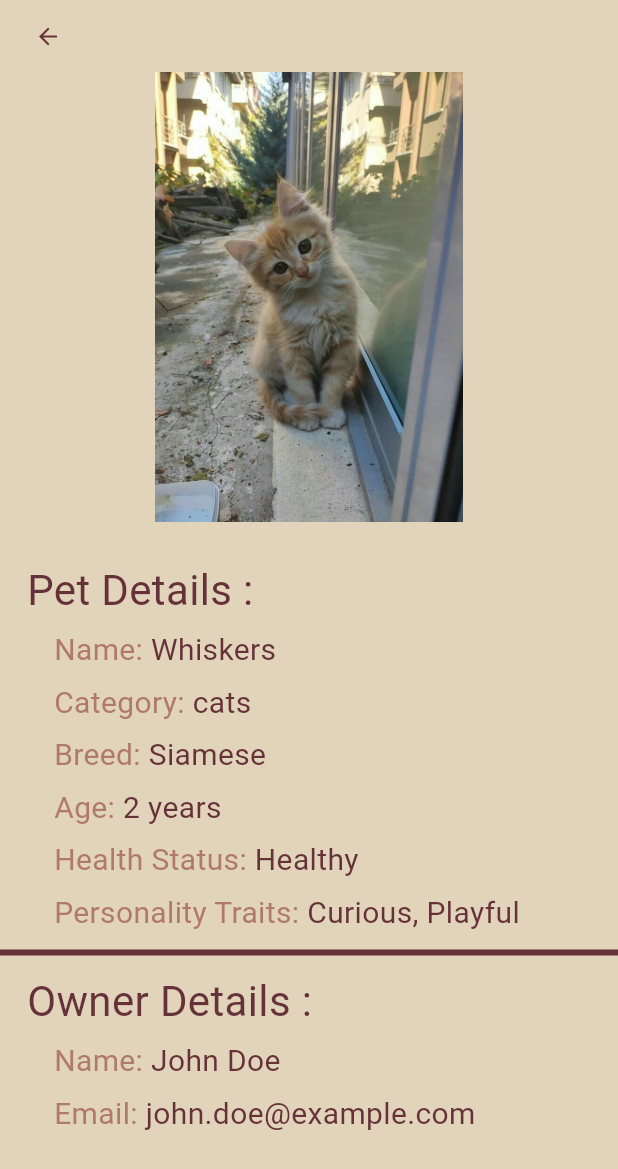
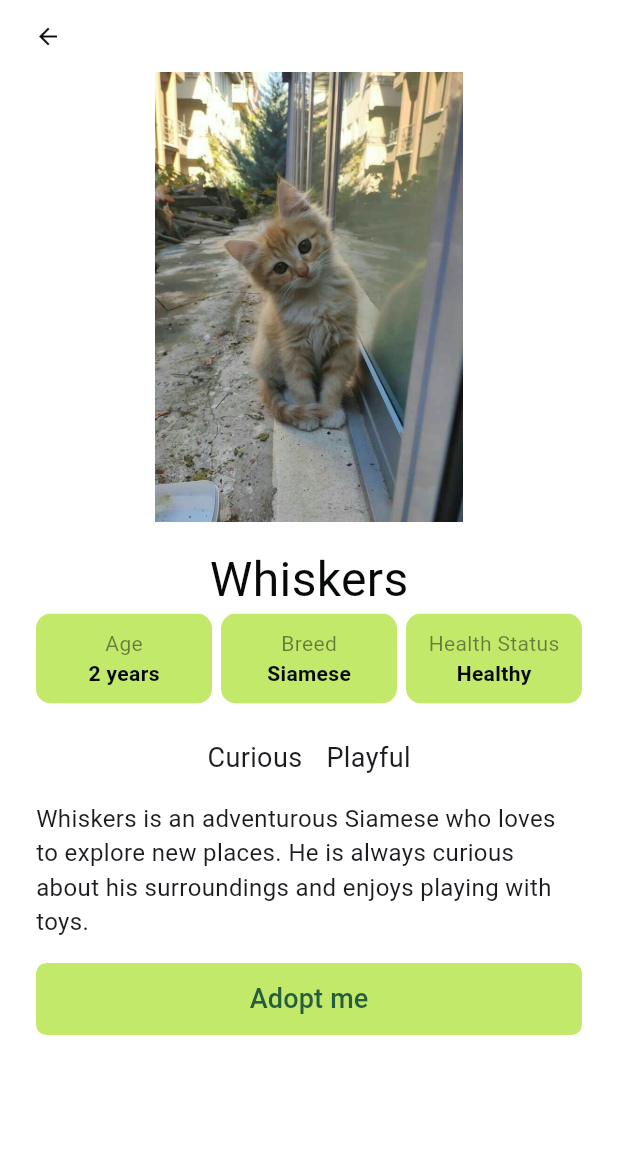
Before and after one commit to zaid223r/pet-adoption, a Flutter app: the Petspage screen opened directly, after a tap on "More details", on a phone screen of 412 x 824 dp. Shown: the top 1169 px of the screen. Run offline on Flutter 3.47's test engine with Material 3 defaults, Android fonts, the phone set to English and light mode, and no system bars; our stand-ins replace flutter_otp_text_field, rflutter_alert.

Commit message:
change something

```diff
--- a/lib/main.dart
+++ b/lib/main.dart
@@ -34,11 +34,13 @@ class Pet {
 class Owner {
   final int id;
   final String name;
+  final String phonenumber;
   final String emailAddress;
 
   Owner(
       {required this.id,
       required this.name,
+      required this.phonenumber,
       required this.emailAddress});
 }
 
@@ -162,36 +164,43 @@ List<Owner> owners = [
   Owner(
     id: 1,
     name: "John Doe",
+    phonenumber: "+964784243X902",
     emailAddress: "john.doe@example.com",
   ),
   Owner(
     id: 2,
     name: "Jane Smith",
+    phonenumber: "+964784253X902",
     emailAddress: "jane.smith@example.com",
   ),
   Owner(
     id: 3,
     name: "Ali Hassan",
+    phonenumber: "+964784243X972",
     emailAddress: "ali.hassan@example.com",
   ),
   Owner(
     id: 4,
     name: "Sara Ahmed",
+    phonenumber: "+964784243X991",
     emailAddress: "sara.ahmed@example.com",
   ),
   Owner(
     id: 5,
     name: "Michael Brown",
+    phonenumber: "+964784923X902",
     emailAddress: "michael.brown@example.com",
   ),
   Owner(
     id: 6,
     name: "Fatima Jassim",
+    phonenumber: "+964787843X902",
     emailAddress: "fatima.jassim@example.com",
   ),
   Owner(
     id: 7,
     name: "Omar Khalid",
+    phonenumber: "+964782243X964",
     emailAddress: "omar.khalid@example.com",
   ),
 ];
--- a/lib/pets/PetDetails.dart
+++ b/lib/pets/PetDetails.dart
@@ -1,5 +1,6 @@
 import 'package:flutter/material.dart';
 import 'package:pet_adoption/main.dart';
+import 'package:rflutter_alert/rflutter_alert.dart';
 
 class Petdetails extends StatefulWidget {
   late final int id;
@@ -11,25 +12,68 @@ class Petdetails extends StatefulWidget {
 }
 
 class _PetdetailsState extends State<Petdetails> {
-  Widget text(String label, String value) {
-    return Padding(
-      padding: const EdgeInsets.only(top: 6, left: 36),
-      child: Row(
-        mainAxisAlignment: MainAxisAlignment.start,
+  Widget card(String label, String value) {
+    return Expanded(
+        child: ClipRRect(
+            borderRadius: BorderRadius.circular(10),
+            child: Container(
+              color: const Color.fromARGB(255, 194, 233, 106),
+              height: 60,
+              child: Column(
+                mainAxisAlignment: MainAxisAlignment.center,
                 children: [
                   Text(
                     label,
-            style: const TextStyle(
-                fontSize: 20, color: Color.fromARGB(255, 175, 122, 109)),
+                    style:
+                        const TextStyle(color: Color.fromARGB(125, 8, 9, 10)),
                   ),
                   Text(
                     value,
                     style: const TextStyle(
-                fontSize: 20, color: Color.fromARGB(255, 101, 50, 57)),
+                        color: Color.fromARGB(255, 8, 9, 10),
+                        fontWeight: FontWeight.w600),
                   )
                 ],
               ),
-    );
+            )));
+  }
+
+  // ignore: non_constant_identifier_names
+  Widget ContinueButton() {
+    return Padding(
+        padding: const EdgeInsets.symmetric(vertical: 8, horizontal: 24),
+        child: ClipRRect(
+          borderRadius: BorderRadius.circular(7),
+          child: Container(
+            width: double.infinity,
+            color: const Color.fromARGB(255, 194, 233, 106),
+            child: TextButton(
+              onPressed: () {
+                Alert(
+                  context: context,
+                  type: AlertType.info,
+                  title: "Owner Information",
+                  desc: "Email: ${getPetById(widget.id)?.owner.emailAddress} Phone Number: ${getPetById(widget.id)?.owner.phonenumber}",
+                  buttons: [
+                    DialogButton(
+                      onPressed: () => Navigator.pop(context),
+                      width: 120,
+                      child: const Text(
+                        "Done",
+                        style: TextStyle(color: Colors.white, fontSize: 20),
+                      ),
+                    )
+                  ],
+                ).show();
+              },
+              child: const Text(
+                "Adopt me",
+                style: TextStyle(
+                    fontSize: 18, color: Color.fromARGB(255, 38, 92, 63)),
+              ),
+            ),
+          ),
+        ));
   }
 
   @override
@@ -39,7 +83,7 @@ class _PetdetailsState extends State<Petdetails> {
     return Scaffold(
       body: SafeArea(
           child: Container(
-        color: const Color.fromARGB(255, 226, 212, 186),
+        color: const Color.fromARGB(255, 255, 255, 255),
         child: ListView(
           children: [
             Row(
@@ -51,7 +95,7 @@ class _PetdetailsState extends State<Petdetails> {
                     },
                     child: const Icon(
                       Icons.arrow_back,
-                      color: Color.fromARGB(255, 101, 50, 57),
+                      color: Color.fromARGB(255, 8, 9, 10),
                     ))
               ],
             ),
@@ -62,38 +106,55 @@ class _PetdetailsState extends State<Petdetails> {
             const SizedBox(
               height: 15,
             ),
-            const Padding(
-              padding: EdgeInsets.only(left: 18, top: 10),
+            Center(
               child: Text(
-                "Pet Details : ",
-                style: TextStyle(
-                    color: Color.fromARGB(255, 101, 50, 57), fontSize: 28),
+                pet.name,
+                style: const TextStyle(
+                    fontSize: 32, color: Color.fromARGB(255, 8, 9, 10)),
               ),
             ),
-            text('Name: ', pet.name),
-            text('Category: ', pet.category),
-            text('Breed: ', pet.breed),
-            text('Age: ', pet.age),
-            text('Health Status: ', pet.healthStatus),
-            text('Personality Traits: ', pet.personalityTraits.join(", ")),
+            Padding(
+              padding: const EdgeInsets.symmetric(horizontal: 24),
+              child: Row(
+                children: [
+                  card("Age", pet.age),
                   const SizedBox(
-              height: 10,
+                    width: 6,
                   ),
-            Container(
-              height: 4,
-              width: double.infinity,
-              color: const Color.fromARGB(255, 101, 50, 57),
+                  card("Breed", pet.breed),
+                  const SizedBox(
+                    width: 6,
                   ),
-            const Padding(
-              padding: EdgeInsets.only(left: 18, top: 10),
-              child: Text(
-                "Owner Details : ",
-                style: TextStyle(
-                    color: Color.fromARGB(255, 101, 50, 57), fontSize: 28),
+                  card("Health Status", pet.healthStatus)
+                ],
               ),
             ),
-            text("Name: ", pet.owner.name),
-            text("Email: ", pet.owner.emailAddress)
+            const SizedBox(
+              height: 15,
+            ),
+            Center(
+              child: Row(
+                mainAxisAlignment: MainAxisAlignment.center,
+                children: [
+                  for (var element in pet.personalityTraits)
+                    Padding(
+                      padding: const EdgeInsets.all(8),
+                      child: Text(
+                        element,
+                        style: const TextStyle(fontSize: 18),
+                      ),
+                    ),
+                ],
+              ),
+            ),
+            Padding(
+              padding: const EdgeInsets.symmetric(vertical: 8, horizontal: 24),
+              child: Text(
+                pet.about,
+                style: const TextStyle(fontSize: 16),
+              ),
+            ),
+            ContinueButton()
           ],
         ),
       )),
--- a/pubspec.yaml
+++ b/pubspec.yaml
@@ -28,6 +28,7 @@ environment:
 # the latest version available on pub.dev. To see which dependencies have newer
 # versions available, run `flutter pub outdated`.
 dependencies:
+  rflutter_alert: ^2.0.7
   flutter_otp_text_field: ^1.1.0+2
   flutter:
     sdk: flutter
```
Also changed, not shown: pubspec.lock, 1 other file. Lines whose indentation alone changed are shown as unchanged.
